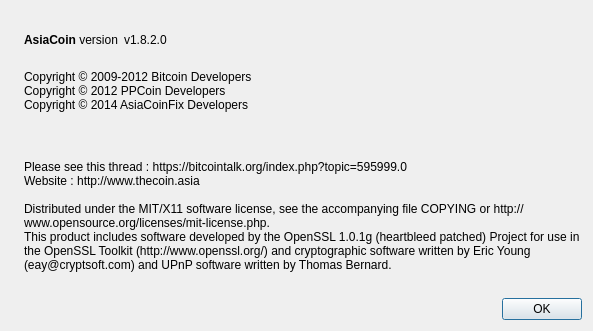
Old version of the form src/qt/forms/aboutdialog.ui in the repository micryon/AsiaCoinFix.
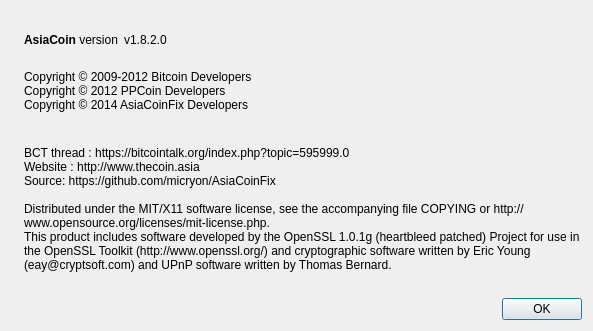
New version of the form. Icons and pictures are not drawn.

Commit message: Added github link to about box

The edit to the form file:
```diff
--- a/src/qt/forms/aboutdialog.ui
+++ b/src/qt/forms/aboutdialog.ui
@@ -108,10 +108,10 @@
         <cursorShape>IBeamCursor</cursorShape>
        </property>
        <property name="text">
-        <string>
-          
-Please see this thread : https://bitcointalk.org/index.php?topic=595999.0
+        <string>         
+BCT thread : https://bitcointalk.org/index.php?topic=595999.0
 Website : http://www.thecoin.asia
+Source: https://github.com/micryon/AsiaCoinFix
 
 Distributed under the MIT/X11 software license, see the accompanying file COPYING or http://www.opensource.org/licenses/mit-license.php.
 This product includes software developed by the OpenSSL 1.0.1g (heartbleed patched) Project for use in the OpenSSL Toolkit (http://www.openssl.org/) and cryptographic software written by Eric Young (eay@cryptsoft.com) and UPnP software written by Thomas Bernard.</string>
```
